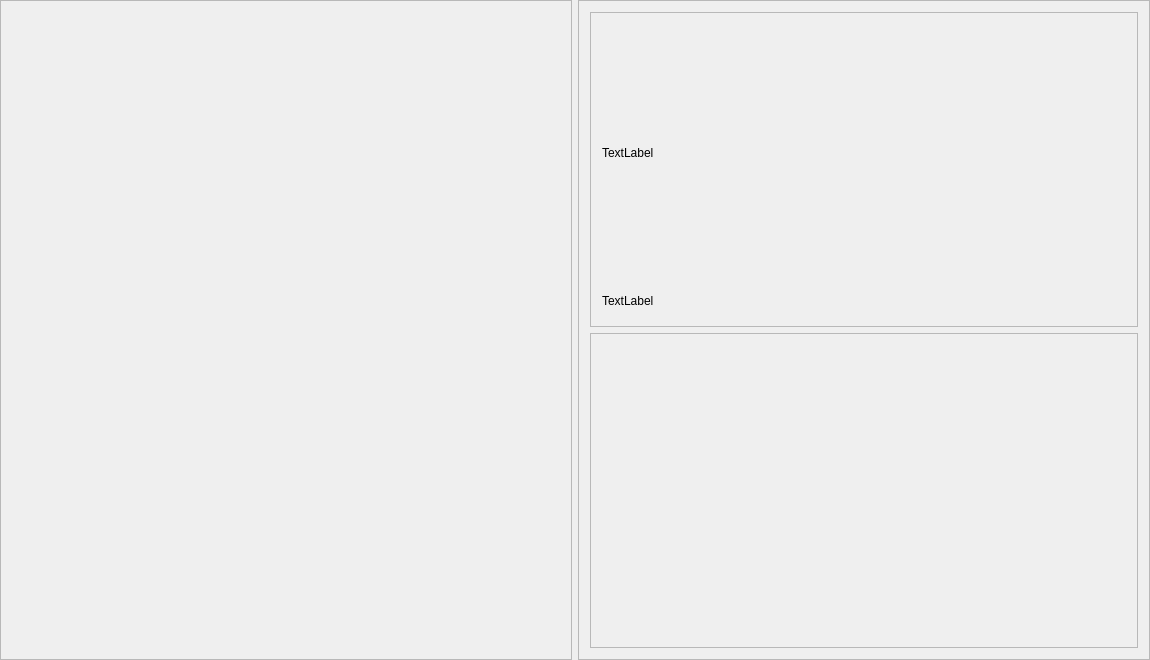
The window that mainwindow.ui (aabbo/Qtprogram) describes before a commit, drawn with Qt 5.
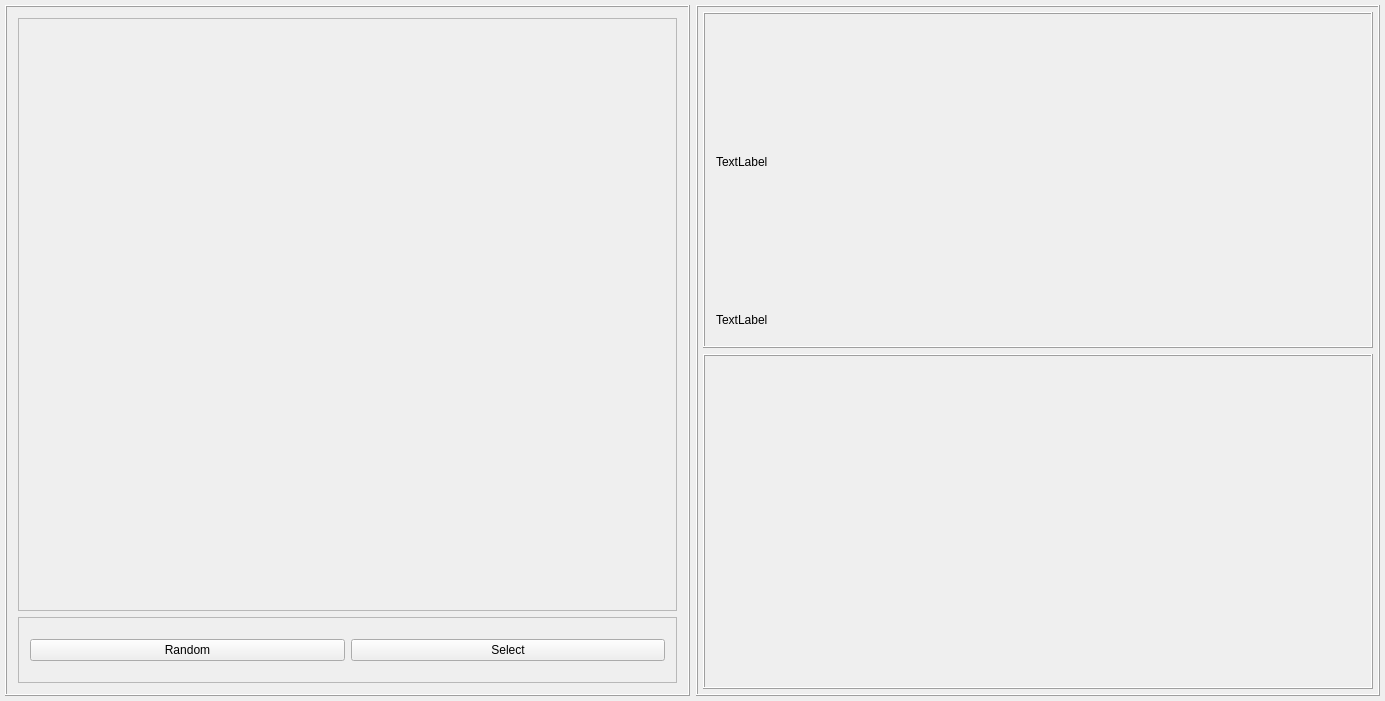
The same window after the commit.

Commit message: composit main gameboard

The edit to the form file:
```diff
--- a/mainwindow.ui
+++ b/mainwindow.ui
@@ -6,8 +6,8 @@
    <rect>
     <x>0</x>
     <y>0</y>
-    <width>1150</width>
-    <height>660</height>
+    <width>1385</width>
+    <height>701</height>
    </rect>
   </property>
   <property name="windowTitle">
@@ -32,6 +32,18 @@
     </property>
     <item row="0" column="0">
      <layout class="QGridLayout" name="gridLayout">
+      <property name="leftMargin">
+       <number>5</number>
+      </property>
+      <property name="topMargin">
+       <number>5</number>
+      </property>
+      <property name="rightMargin">
+       <number>5</number>
+      </property>
+      <property name="bottomMargin">
+       <number>5</number>
+      </property>
       <item row="0" column="0">
        <widget class="QFrame" name="BoardFrame">
         <property name="sizePolicy">
@@ -41,11 +53,68 @@
          </sizepolicy>
         </property>
         <property name="frameShape">
-         <enum>QFrame::StyledPanel</enum>
+         <enum>QFrame::Box</enum>
         </property>
         <property name="frameShadow">
          <enum>QFrame::Raised</enum>
         </property>
+        <layout class="QVBoxLayout" name="verticalLayout_3">
+         <item>
+          <widget class="QFrame" name="MainBoardFrame">
+           <property name="sizePolicy">
+            <sizepolicy hsizetype="Expanding" vsizetype="Expanding">
+             <horstretch>0</horstretch>
+             <verstretch>9</verstretch>
+            </sizepolicy>
+           </property>
+           <property name="styleSheet">
+            <string notr="true"/>
+           </property>
+           <property name="frameShape">
+            <enum>QFrame::StyledPanel</enum>
+           </property>
+           <property name="frameShadow">
+            <enum>QFrame::Raised</enum>
+           </property>
+          </widget>
+         </item>
+         <item>
+          <widget class="QFrame" name="SelectButtonFrame">
+           <property name="sizePolicy">
+            <sizepolicy hsizetype="Preferred" vsizetype="Preferred">
+             <horstretch>0</horstretch>
+             <verstretch>1</verstretch>
+            </sizepolicy>
+           </property>
+           <property name="frameShape">
+            <enum>QFrame::StyledPanel</enum>
+           </property>
+           <property name="frameShadow">
+            <enum>QFrame::Raised</enum>
+           </property>
+           <layout class="QGridLayout" name="gridLayout_3">
+            <item row="0" column="0">
+             <layout class="QHBoxLayout" name="horizontalLayout">
+              <item>
+               <widget class="QPushButton" name="RandomButton">
+                <property name="text">
+                 <string>Random</string>
+                </property>
+               </widget>
+              </item>
+              <item>
+               <widget class="QPushButton" name="SelectButton">
+                <property name="text">
+                 <string>Select</string>
+                </property>
+               </widget>
+              </item>
+             </layout>
+            </item>
+           </layout>
+          </widget>
+         </item>
+        </layout>
        </widget>
       </item>
       <item row="0" column="1">
@@ -57,12 +126,24 @@
          </sizepolicy>
         </property>
         <property name="frameShape">
-         <enum>QFrame::StyledPanel</enum>
+         <enum>QFrame::Box</enum>
         </property>
         <property name="frameShadow">
          <enum>QFrame::Raised</enum>
         </property>
         <layout class="QVBoxLayout" name="verticalLayout">
+         <property name="leftMargin">
+          <number>5</number>
+         </property>
+         <property name="topMargin">
+          <number>5</number>
+         </property>
+         <property name="rightMargin">
+          <number>5</number>
+         </property>
+         <property name="bottomMargin">
+          <number>5</number>
+         </property>
          <item>
           <widget class="QFrame" name="YutFrame">
            <property name="sizePolicy">
@@ -72,7 +153,7 @@
             </sizepolicy>
            </property>
            <property name="frameShape">
-            <enum>QFrame::StyledPanel</enum>
+            <enum>QFrame::Box</enum>
            </property>
            <property name="frameShadow">
             <enum>QFrame::Raised</enum>
@@ -116,7 +197,7 @@
             </sizepolicy>
            </property>
            <property name="frameShape">
-            <enum>QFrame::StyledPanel</enum>
+            <enum>QFrame::Box</enum>
            </property>
            <property name="frameShadow">
             <enum>QFrame::Raised</enum>
```
Left out of the diff: 4 changed lines with no effect on the pictures. The commit also changes 8 other files.
